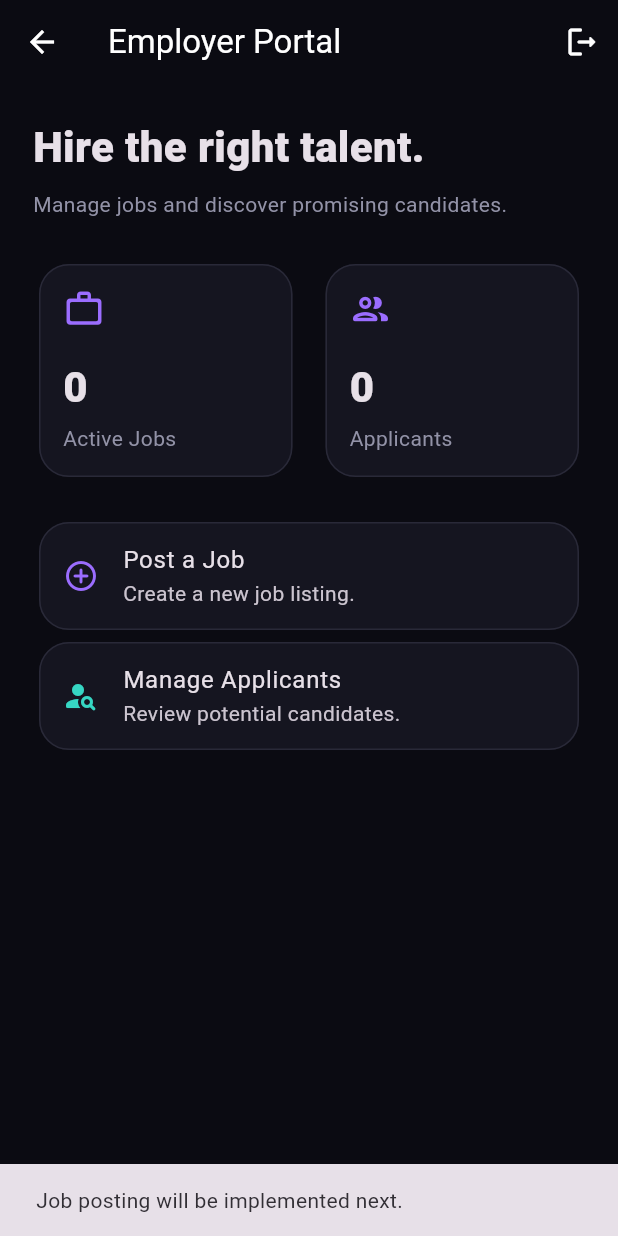
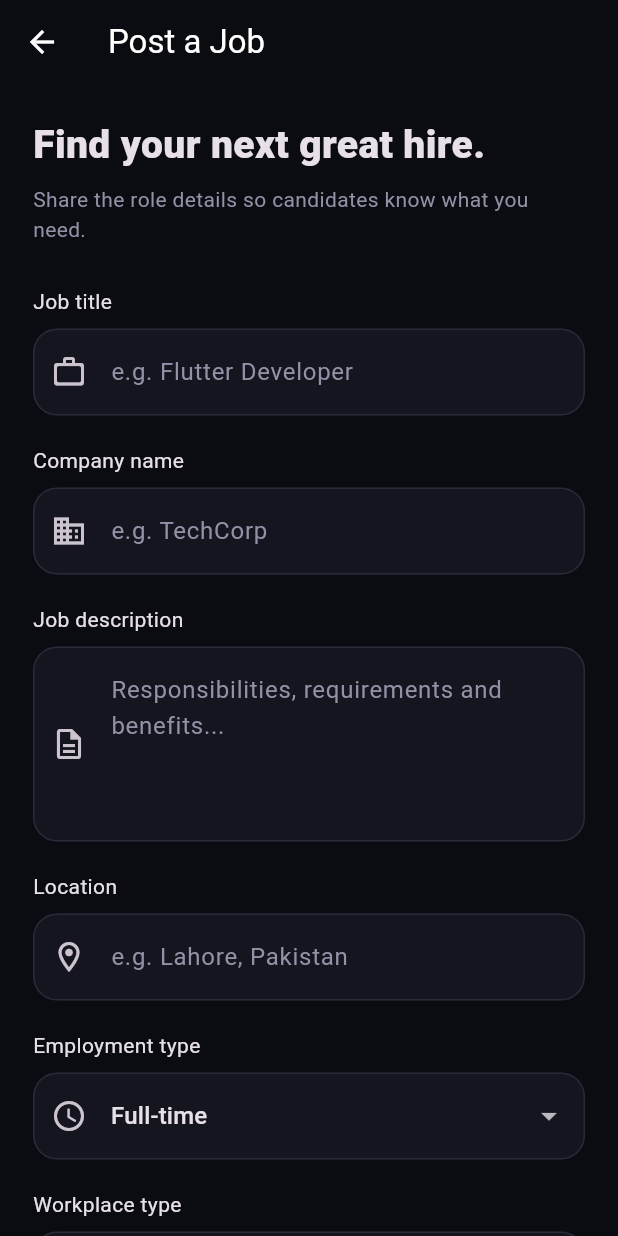
Before and after one commit to ghaniashahzad01/jobnest, a Flutter app: the EmployerDashboard screen opened directly, after a tap on "Post a Job", on a phone screen of 412 x 824 dp. Run offline on Flutter 3.47's test engine with Material 3 defaults, Android fonts, the light colour scheme and no system bars; our stand-ins replace supabase_flutter; accounts and stored records are empty.

Commit message:
Implement Employer's job positing screen.

```diff
--- a/lib/features/employer/dashboard/employer_dashboard.dart
+++ b/lib/features/employer/dashboard/employer_dashboard.dart
@@ -1,5 +1,8 @@
 import 'package:flutter/material.dart';
 import 'package:supabase_flutter/supabase_flutter.dart';
+
+import '../jobs/post_job_screen.dart';
+import '../jobs/my_jobs_screen.dart';
 
 class EmployerDashboard extends StatelessWidget {
   const EmployerDashboard({super.key});
@@ -31,10 +34,7 @@ class EmployerDashboard extends StatelessWidget {
             children: [
               const Text(
                 'Hire the right talent.',
-                style: TextStyle(
-                  fontSize: 28,
-                  fontWeight: FontWeight.w800,
-                ),
+                style: TextStyle(fontSize: 28, fontWeight: FontWeight.w800),
               ),
               const SizedBox(height: 8),
               const Text(
@@ -70,12 +70,19 @@ class EmployerDashboard extends StatelessWidget {
                   ),
                   title: const Text('Post a Job'),
                   subtitle: const Text('Create a new job listing.'),
-                  onTap: () {
-                    ScaffoldMessenger.of(context).showSnackBar(
-                      const SnackBar(
-                        content: Text('Job posting will be implemented next.'),
-                      ),
+                  onTap: () async {
+                    final result = await Navigator.push<bool>(
+                      context,
+                      MaterialPageRoute(builder: (_) => const PostJobScreen()),
                     );
+
+                    if (result == true && context.mounted) {
+                      ScaffoldMessenger.of(context).showSnackBar(
+                        const SnackBar(
+                          content: Text('Your job has been published.'),
+                        ),
+                      );
+                    }
                   },
                 ),
               ),
@@ -92,6 +99,24 @@ class EmployerDashboard extends StatelessWidget {
                       const SnackBar(
                         content: Text('Applicant management is coming next.'),
                       ),
+                    );
+                  },
+                ),
+              ),
+              Card(
+                child: ListTile(
+                  contentPadding: const EdgeInsets.all(18),
+                  leading: const Icon(
+                    Icons.list_alt_rounded,
+                    color: Color(0xFF36D6C3),
+                  ),
+                  title: const Text('My Jobs'),
+                  subtitle: const Text('View jobs published by your company.'),
+                  trailing: const Icon(Icons.chevron_right_rounded),
+                  onTap: () {
+                    Navigator.push(
+                      context,
+                      MaterialPageRoute(builder: (_) => const MyJobsScreen()),
                     );
                   },
                 ),
@@ -127,16 +152,10 @@ class _StatCard extends StatelessWidget {
             const SizedBox(height: 18),
             Text(
               value,
-              style: const TextStyle(
-                fontSize: 28,
-                fontWeight: FontWeight.w800,
-              ),
+              style: const TextStyle(fontSize: 28, fontWeight: FontWeight.w800),
             ),
             const SizedBox(height: 4),
-            Text(
-              title,
-              style: const TextStyle(color: Color(0xFF9292A7)),
-            ),
+            Text(title, style: const TextStyle(color: Color(0xFF9292A7))),
           ],
         ),
       ),
--- /dev/null
+++ b/lib/features/employer/jobs/post_job_screen.dart
@@ -0,0 +1,294 @@
+
+import 'package:flutter/material.dart';
+import 'package:supabase_flutter/supabase_flutter.dart';
+
+class PostJobScreen extends StatefulWidget {
+  const PostJobScreen({super.key});
+
+  @override
+  State<PostJobScreen> createState() => _PostJobScreenState();
+}
+
+class _PostJobScreenState extends State<PostJobScreen> {
+  final _formKey = GlobalKey<FormState>();
+
+  final titleController = TextEditingController();
+  final companyController = TextEditingController();
+  final descriptionController = TextEditingController();
+  final locationController = TextEditingController();
+  final skillsController = TextEditingController();
+
+  String jobType = 'Full-time';
+  String workplaceType = 'On-site';
+  bool isLoading = false;
+
+  @override
+  void dispose() {
+    titleController.dispose();
+    companyController.dispose();
+    descriptionController.dispose();
+    locationController.dispose();
+    skillsController.dispose();
+    super.dispose();
+  }
+
+  Future<void> _submitJob() async {
+    if (!_formKey.currentState!.validate()) return;
+
+    final user = Supabase.instance.client.auth.currentUser;
+
+    if (user == null) {
+      _showMessage('Please log in again to post a job.');
+      return;
+    }
+
+    setState(() => isLoading = true);
+
+    try {
+      final skills = skillsController.text
+          .split(',')
+          .map((skill) => skill.trim())
+          .where((skill) => skill.isNotEmpty)
+          .toSet()
+          .toList();
+
+      await Supabase.instance.client.from('jobs').insert({
+        'employer_id': user.id,
+        'title': titleController.text.trim(),
+        'company_name': companyController.text.trim(),
+        'description': descriptionController.text.trim(),
+        'location': locationController.text.trim(),
+        'job_type': jobType,
+        'workplace_type': workplaceType,
+        'required_skills': skills,
+        'status': 'active',
+      });
+
+      if (!mounted) return;
+
+      ScaffoldMessenger.of(context).showSnackBar(
+        const SnackBar(content: Text('Job posted successfully!')),
+      );
+
+      Navigator.pop(context, true);
+    } on PostgrestException catch (error) {
+      if (!mounted) return;
+      _showMessage('Could not post job: ${error.message}');
+    } catch (error) {
+      if (!mounted) return;
+      _showMessage('Something went wrong. Please try again.');
+      debugPrint('Post job error: $error');
+    } finally {
+      if (mounted) setState(() => isLoading = false);
+    }
+  }
+
+  void _showMessage(String message) {
+    ScaffoldMessenger.of(context).showSnackBar(
+      SnackBar(content: Text(message)),
+    );
+  }
+
+  InputDecoration _decoration(String hint, IconData icon) {
+    return InputDecoration(
+      hintText: hint,
+      prefixIcon: Icon(icon),
+    );
+  }
+
+  @override
+  Widget build(BuildContext context) {
+    return Scaffold(
+      appBar: AppBar(title: const Text('Post a Job')),
+      body: SafeArea(
+        child: SingleChildScrollView(
+          padding: const EdgeInsets.all(22),
+          child: Form(
+            key: _formKey,
+            child: Column(
+              crossAxisAlignment: CrossAxisAlignment.start,
+              children: [
+                const Text(
+                  'Find your next great hire.',
+                  style: TextStyle(
+                    fontSize: 26,
+                    fontWeight: FontWeight.w800,
+                  ),
+                ),
+                const SizedBox(height: 8),
+                const Text(
+                  'Share the role details so candidates know what you need.',
+                  style: TextStyle(color: Color(0xFF9292A7)),
+                ),
+                const SizedBox(height: 28),
+
+                const Text('Job title'),
+                const SizedBox(height: 8),
+                TextFormField(
+                  controller: titleController,
+                  decoration: _decoration(
+                    'e.g. Flutter Developer',
+                    Icons.work_outline_rounded,
+                  ),
+                  validator: (value) =>
+                      value == null || value.trim().isEmpty
+                          ? 'Enter a job title'
+                          : null,
+                ),
+
+                const SizedBox(height: 20),
+                const Text('Company name'),
+                const SizedBox(height: 8),
+                TextFormField(
+                  controller: companyController,
+                  decoration: _decoration(
+                    'e.g. TechCorp',
+                    Icons.business_outlined,
+                  ),
+                  validator: (value) =>
+                      value == null || value.trim().isEmpty
+                          ? 'Enter the company name'
+                          : null,
+                ),
+
+                const SizedBox(height: 20),
+                const Text('Job description'),
+                const SizedBox(height: 8),
+                TextFormField(
+                  controller: descriptionController,
+                  minLines: 4,
+                  maxLines: 7,
+                  decoration: _decoration(
+                    'Responsibilities, requirements and benefits...',
+                    Icons.description_outlined,
+                  ),
+                  validator: (value) =>
+                      value == null || value.trim().isEmpty
+                          ? 'Enter the job description'
+                          : null,
+                ),
+
+                const SizedBox(height: 20),
+                const Text('Location'),
+                const SizedBox(height: 8),
+                TextFormField(
+                  controller: locationController,
+                  decoration: _decoration(
+                    'e.g. Lahore, Pakistan',
+                    Icons.location_on_outlined,
+                  ),
+                  validator: (value) =>
+                      value == null || value.trim().isEmpty
+                          ? 'Enter a location'
+                          : null,
+                ),
+
+                const SizedBox(height: 20),
+                const Text('Employment type'),
+                const SizedBox(height: 8),
+                DropdownButtonFormField<String>(
+                  value: jobType,
+                  decoration: const InputDecoration(
+                    prefixIcon: Icon(Icons.schedule_rounded),
+                  ),
+                  items: const [
+                    DropdownMenuItem(
+                      value: 'Full-time',
+                      child: Text('Full-time'),
+                    ),
+                    DropdownMenuItem(
+                      value: 'Part-time',
+                      child: Text('Part-time'),
+                    ),
+                    DropdownMenuItem(
+                      value: 'Internship',
+                      child: Text('Internship'),
+                    ),
+                    DropdownMenuItem(
+                      value: 'Contract',
+                      child: Text('Contract'),
+                    ),
+                  ],
+                  onChanged: (value) {
+                    if (value != null) setState(() => jobType = value);
+                  },
+                ),
+
+                const SizedBox(height: 20),
+                const Text('Workplace type'),
+                const SizedBox(height: 8),
+                DropdownButtonFormField<String>(
+                  value: workplaceType,
+                  decoration: const InputDecoration(
+                    prefixIcon: Icon(Icons.laptop_outlined),
+                  ),
+                  items: const [
+                    DropdownMenuItem(
+                      value: 'On-site',
+                      child: Text('On-site'),
+                    ),
+                    DropdownMenuItem(
+                      value: 'Remote',
+                      child: Text('Remote'),
+                    ),
+                    DropdownMenuItem(
+                      value: 'Hybrid',
+                      child: Text('Hybrid'),
+                    ),
+                  ],
+                  onChanged: (value) {
+                    if (value != null) {
+                      setState(() => workplaceType = value);
+                    }
+                  },
+                ),
+
+                const SizedBox(height: 20),
+                const Text('Required skills'),
+                const SizedBox(height: 8),
+                TextFormField(
+                  controller: skillsController,
+                  decoration: _decoration(
+                    'Flutter, Dart, REST APIs',
+                    Icons.psychology_outlined,
+                  ),
+                  validator: (value) =>
+                      value == null || value.trim().isEmpty
+                          ? 'Enter at least one skill'
+                          : null,
+                ),
+                const SizedBox(height: 6),
+                const Text(
+                  'Separate skills with commas.',
+                  style: TextStyle(
+                    color: Color(0xFF9292A7),
+                    fontSize: 12,
+                  ),
+                ),
+
+                const SizedBox(height: 30),
+                SizedBox(
+                  width: double.infinity,
+                  child: ElevatedButton(
+                    onPressed: isLoading ? null : _submitJob,
+                    child: isLoading
+                        ? const SizedBox(
+                            height: 22,
+                            width: 22,
+                            child: CircularProgressIndicator(
+                              strokeWidth: 2,
+                              color: Colors.white,
+                            ),
+                          )
+                        : const Text('Publish Job'),
+                  ),
+                ),
+                const SizedBox(height: 20),
+              ],
+            ),
+          ),
+        ),
+      ),
+    );
+  }
+}
```
Also changed, not shown: lib/features/auth/screens/login_screen.dart (+89 -3 lines), lib/features/employer/jobs/my_jobs_screen.dart (added, +152 -0 lines).
